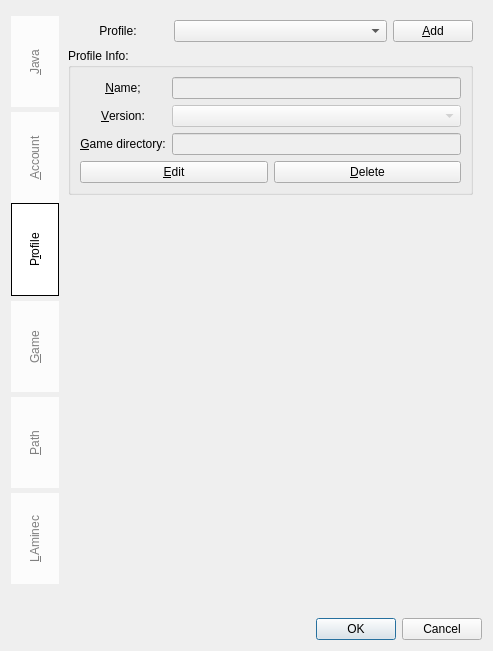
The window that Kaminec/UI/preference.ui (kaniol-lck/Kaminec) describes before a commit, drawn with Qt 5.
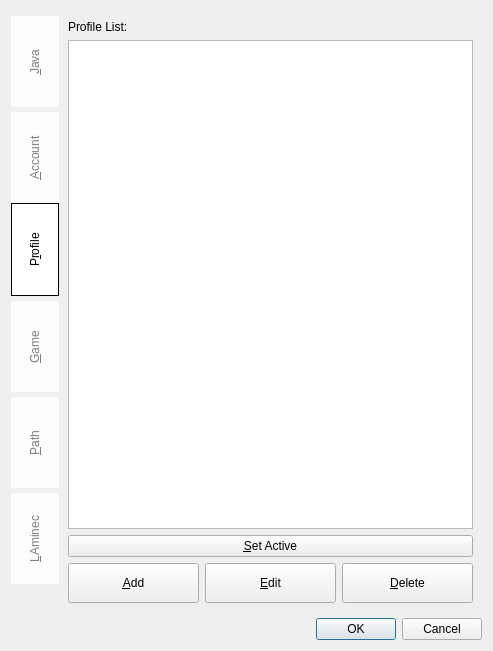
The same window after the commit. The open tabs and pages were chosen to show the change.

Commit message: Apply the same method in profile management.

Diff of the .ui file:
```diff
--- a/Kaminec/UI/preference.ui
+++ b/Kaminec/UI/preference.ui
@@ -342,245 +342,100 @@
       <attribute name="title">
        <string>P&amp;rofile</string>
       </attribute>
-      <layout class="QGridLayout" name="gridLayout_19">
-       <item row="0" column="0">
+      <layout class="QVBoxLayout" name="verticalLayout_3">
+       <item>
+        <widget class="QLabel" name="profile_label">
+         <property name="text">
+          <string>Profile List:</string>
+         </property>
+        </widget>
+       </item>
+       <item>
+        <widget class="QTableView" name="profiles_tableView">
+         <property name="styleSheet">
+          <string notr="true">QTableView::item:selected{
+	background-color: rgb(162, 162, 162);
+}</string>
+         </property>
+         <property name="editTriggers">
+          <set>QAbstractItemView::NoEditTriggers</set>
+         </property>
+         <property name="selectionMode">
+          <enum>QAbstractItemView::SingleSelection</enum>
+         </property>
+         <property name="selectionBehavior">
+          <enum>QAbstractItemView::SelectRows</enum>
+         </property>
+         <property name="showGrid">
+          <bool>false</bool>
+         </property>
+         <property name="sortingEnabled">
+          <bool>true</bool>
+         </property>
+         <attribute name="horizontalHeaderHighlightSections">
+          <bool>false</bool>
+         </attribute>
+         <attribute name="verticalHeaderVisible">
+          <bool>false</bool>
+         </attribute>
+        </widget>
+       </item>
+       <item>
+        <widget class="QPushButton" name="setProfileActive_pb">
+         <property name="text">
+          <string>&amp;Set Active</string>
+         </property>
+        </widget>
+       </item>
+       <item>
         <layout class="QHBoxLayout" name="horizontalLayout_8">
-         <item>
-          <widget class="QLabel" name="profile_label">
-           <property name="sizePolicy">
-            <sizepolicy hsizetype="Preferred" vsizetype="Preferred">
-             <horstretch>0</horstretch>
-             <verstretch>0</verstretch>
-            </sizepolicy>
-           </property>
-           <property name="minimumSize">
-            <size>
-             <width>100</width>
-             <height>0</height>
-            </size>
-           </property>
-           <property name="text">
-            <string>Profile:</string>
-           </property>
-           <property name="alignment">
-            <set>Qt::AlignCenter</set>
-           </property>
-           <property name="buddy">
-            <cstring>profiles_cb</cstring>
-           </property>
-          </widget>
-         </item>
-         <item>
-          <widget class="QComboBox" name="profiles_cb">
-           <property name="sizePolicy">
-            <sizepolicy hsizetype="Expanding" vsizetype="Fixed">
-             <horstretch>0</horstretch>
-             <verstretch>0</verstretch>
-            </sizepolicy>
-           </property>
-           <property name="styleSheet">
-            <string notr="true"/>
-           </property>
-          </widget>
-         </item>
          <item>
           <widget class="QPushButton" name="addProfile_pb">
            <property name="sizePolicy">
-            <sizepolicy hsizetype="Fixed" vsizetype="Fixed">
+            <sizepolicy hsizetype="Preferred" vsizetype="Fixed">
              <horstretch>0</horstretch>
              <verstretch>0</verstretch>
             </sizepolicy>
            </property>
-           <property name="autoFillBackground">
-            <bool>false</bool>
-           </property>
-           <property name="styleSheet">
-            <string notr="true"/>
+           <property name="minimumSize">
+            <size>
+             <width>0</width>
+             <height>40</height>
+            </size>
            </property>
            <property name="text">
             <string>&amp;Add</string>
            </property>
           </widget>
          </item>
+         <item>
+          <widget class="QPushButton" name="editProfile_pb">
+           <property name="minimumSize">
+            <size>
+             <width>0</width>
+             <height>40</height>
+            </size>
+           </property>
+           <property name="text">
+            <string>&amp;Edit</string>
+           </property>
+          </widget>
+         </item>
+         <item>
+          <widget class="QPushButton" name="deleteProfile_pb">
+           <property name="minimumSize">
+            <size>
+             <width>0</width>
+             <height>40</height>
+            </size>
+           </property>
+           <property name="text">
+            <string>&amp;Delete</string>
+           </property>
+          </widget>
+         </item>
         </layout>
        </item>
-       <item row="1" column="0">
-        <widget class="QGroupBox" name="groupBox_4">
-         <property name="title">
-          <string>Profile Info:</string>
-         </property>
-         <layout class="QGridLayout" name="gridLayout_14">
-          <item row="0" column="0" colspan="2">
-           <layout class="QGridLayout" name="gridLayout_16">
-            <item row="1" column="0" colspan="2">
-             <widget class="QLabel" name="version_label">
-              <property name="sizePolicy">
-               <sizepolicy hsizetype="Preferred" vsizetype="Preferred">
-                <horstretch>0</horstretch>
-                <verstretch>0</verstretch>
-               </sizepolicy>
-              </property>
-              <property name="maximumSize">
-               <size>
-                <width>100</width>
-                <height>16777215</height>
-               </size>
-              </property>
-              <property name="text">
-               <string>&amp;Version:</string>
-              </property>
-              <property name="alignment">
-               <set>Qt::AlignCenter</set>
-              </property>
-              <property name="buddy">
-               <cstring>version_cb</cstring>
-              </property>
-             </widget>
-            </item>
-            <item row="0" column="2">
-             <widget class="QLineEdit" name="profileName_le">
-              <property name="enabled">
-               <bool>false</bool>
-              </property>
-             </widget>
-            </item>
-            <item row="0" column="0" colspan="2">
-             <widget class="QLabel" name="profileName_label">
-              <property name="sizePolicy">
-               <sizepolicy hsizetype="Preferred" vsizetype="Preferred">
-                <horstretch>0</horstretch>
-                <verstretch>0</verstretch>
-               </sizepolicy>
-              </property>
-              <property name="text">
-               <string>&amp;Name;</string>
-              </property>
-              <property name="alignment">
-               <set>Qt::AlignCenter</set>
-              </property>
-              <property name="buddy">
-               <cstring>profileName_le</cstring>
-              </property>
-             </widget>
-            </item>
-            <item row="2" column="0" colspan="2">
-             <widget class="QLabel" name="gameDir_label">
-              <property name="sizePolicy">
-               <sizepolicy hsizetype="Preferred" vsizetype="Preferred">
-                <horstretch>0</horstretch>
-                <verstretch>0</verstretch>
-               </sizepolicy>
-              </property>
-              <property name="maximumSize">
-               <size>
-                <width>100</width>
-                <height>16777215</height>
-               </size>
-              </property>
-              <property name="text">
-               <string>&amp;Game directory:</string>
-              </property>
-              <property name="alignment">
-               <set>Qt::AlignCenter</set>
-              </property>
-              <property name="buddy">
-               <cstring>gameDir_le</cstring>
-              </property>
-             </widget>
-            </item>
-            <item row="1" column="2">
-             <layout class="QHBoxLayout" name="horizontalLayout_9">
-              <item>
-               <widget class="QComboBox" name="version_cb">
-                <property name="enabled">
-                 <bool>false</bool>
-                </property>
-                <property name="sizePolicy">
-                 <sizepolicy hsizetype="Expanding" vsizetype="Fixed">
-                  <horstretch>0</horstretch>
-                  <verstretch>0</verstretch>
-                 </sizepolicy>
-                </property>
-                <property name="styleSheet">
-                 <string notr="true"/>
-                </property>
-                <property name="duplicatesEnabled">
-                 <bool>false</bool>
-                </property>
-                <property name="frame">
-                 <bool>true</bool>
-                </property>
-               </widget>
-              </item>
-             </layout>
-            </item>
-            <item row="2" column="2">
-             <layout class="QHBoxLayout" name="horizontalLayout_10">
-              <item>
-               <widget class="QLineEdit" name="gameDir_le">
-                <property name="enabled">
-                 <bool>false</bool>
-                </property>
-               </widget>
-              </item>
-             </layout>
-            </item>
-           </layout>
-          </item>
-          <item row="1" column="0">
-           <widget class="QPushButton" name="editProfile_pb">
-            <property name="sizePolicy">
-             <sizepolicy hsizetype="Minimum" vsizetype="Fixed">
-              <horstretch>0</horstretch>
-              <verstretch>0</verstretch>
-             </sizepolicy>
-            </property>
-            <property name="styleSheet">
-             <string notr="true"/>
-            </property>
-            <property name="text">
-             <string>&amp;Edit</string>
-            </property>
-            <property name="checkable">
-             <bool>true</bool>
-            </property>
-           </widget>
-          </item>
-          <item row="1" column="1">
-           <widget class="QPushButton" name="deleteProfile_pb">
-            <property name="sizePolicy">
-             <sizepolicy hsizetype="Minimum" vsizetype="Fixed">
-              <horstretch>0</horstretch>
-              <verstretch>0</verstretch>
-             </sizepolicy>
-            </property>
-            <property name="styleSheet">
-             <string notr="true"/>
-            </property>
-            <property name="text">
-             <string>&amp;Delete</string>
-            </property>
-            <property name="checkable">
-             <bool>true</bool>
-            </property>
-           </widget>
-          </item>
-         </layout>
-        </widget>
-       </item>
-       <item row="2" column="0">
-        <spacer name="verticalSpacer_6">
-         <property name="orientation">
-          <enum>Qt::Vertical</enum>
-         </property>
-         <property name="sizeHint" stdset="0">
-          <size>
-           <width>20</width>
-           <height>399</height>
-          </size>
-         </property>
-        </spacer>
-       </item>
       </layout>
      </widget>
      <widget class="QWidget" name="game">
```
Left out of the diff: 4 changed lines with no effect on the pictures. The commit also changes 9 other files.
